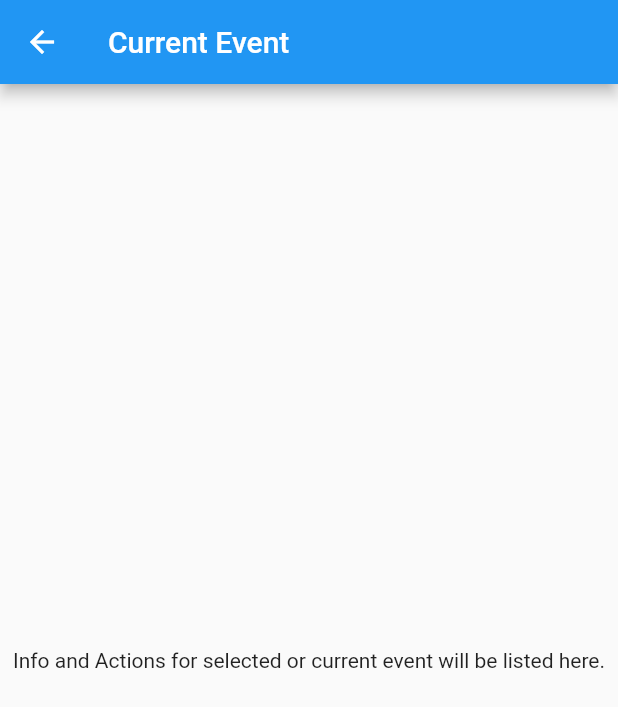
After one commit to brianrichardson-dev/club_keeper, a Flutter app: the CurrentEventPage screen opened directly, on a phone screen of 412 x 824 dp. The commit adds this screen. Shown: the top 707 px of the screen. Run offline on Flutter 3.47's test engine with Material 2 defaults, Android fonts, the phone set to English and light mode, and no system bars.

Commit message:
Create placeholder Calendar, Current Events, and Member List pages
Not yet connected to navigation.
Also removed unneeded import on auth page.

```diff
--- a/lib/pages/auth.dart
+++ b/lib/pages/auth.dart
@@ -1,7 +1,6 @@
 import 'package:flutter/material.dart';
 
 import './homepage.dart';
-import '../dummy_code/initial_page.dart';
 
 class AuthPage extends StatelessWidget {
   @override
--- /dev/null
+++ b/lib/pages/current_event.dart
@@ -0,0 +1,21 @@
+import 'package:flutter/material.dart';
+
+class CurrentEventPage extends StatelessWidget {
+  @override
+  Widget build(BuildContext context) {
+    return Scaffold(
+      appBar: AppBar(
+        title: Text('Current Event'),
+      ),
+      body: Center(
+        child: Column(
+          mainAxisAlignment: MainAxisAlignment.center,
+          children: <Widget>[
+            Text(
+                'Info and Actions for selected or current event will be listed here.'),
+          ],
+        ),
+      ),
+    );
+  }
+}
```
Also changed, not shown: lib/pages/calendar.dart (added, +21 -0 lines), lib/pages/member_list.dart (added, +21 -0 lines).
